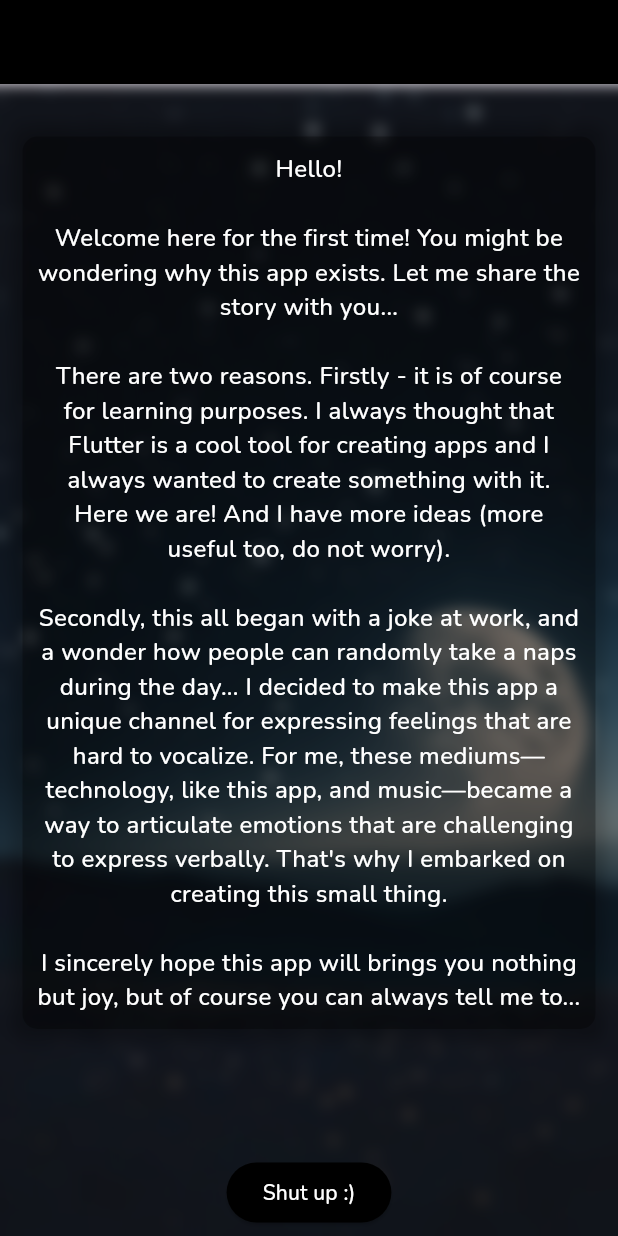
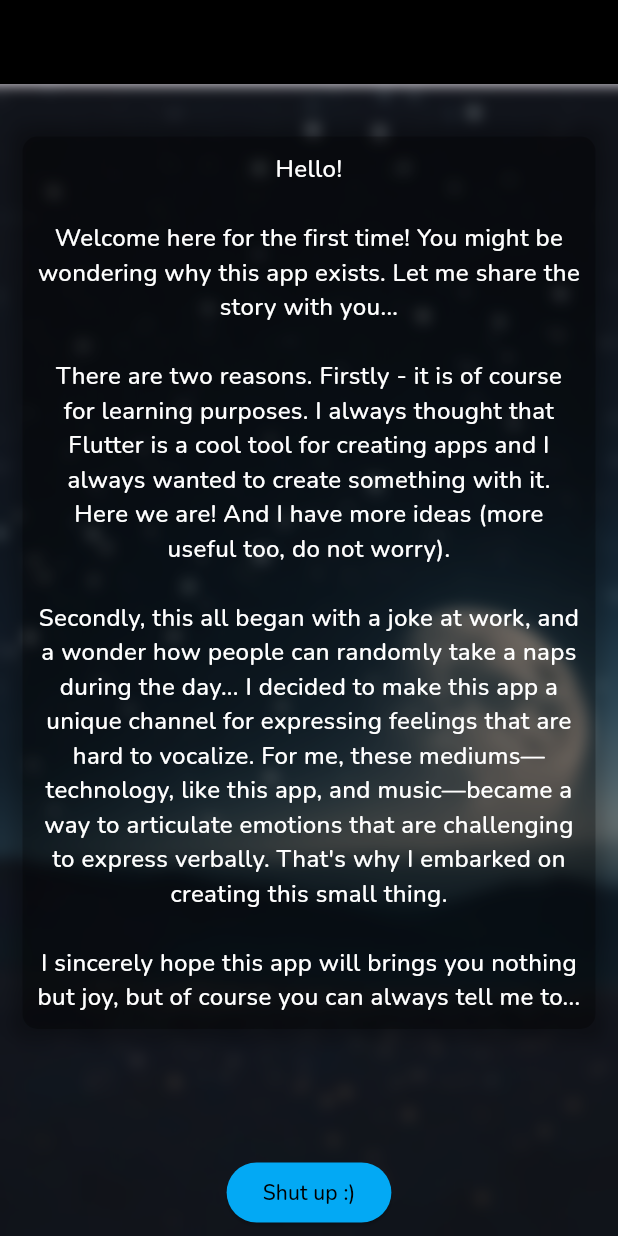
Before and after one commit to zanetagebka/random_nap_generator, a Flutter app: the screen it shows after launch, on a phone screen of 412 x 824 dp. Run offline on Flutter 3.47's test engine with Material 3 defaults, Android fonts, the light colour scheme and no system bars; our stand-ins replace flutter_local_notifications, permission_handler, shared_preferences, table_calendar; missing offline and left inert: add_2_calendar; generated files the repository leaves out were written again.

Commit message:
visual fixes

```diff
--- a/lib/screens/first_time_screen.dart
+++ b/lib/screens/first_time_screen.dart
@@ -95,7 +95,7 @@ class FirstTimeScreen extends StatelessWidget {
   Widget _buildShutUpButton(BuildContext context) {
     return ElevatedButton(
       style: ElevatedButton.styleFrom(
-        backgroundColor: Colors.black,
+        backgroundColor: Colors.lightBlue,
       ),
       onPressed: () async {
         SharedPreferences prefs = await SharedPreferences.getInstance();
@@ -108,7 +108,7 @@ class FirstTimeScreen extends StatelessWidget {
       child: const Text(
         'Shut up :)',
         style: TextStyle(
-          color: Colors.white,
+          color: Colors.black,
           fontFamily: 'Nunito',
           fontWeight: FontWeight.w500,
         ),
```
